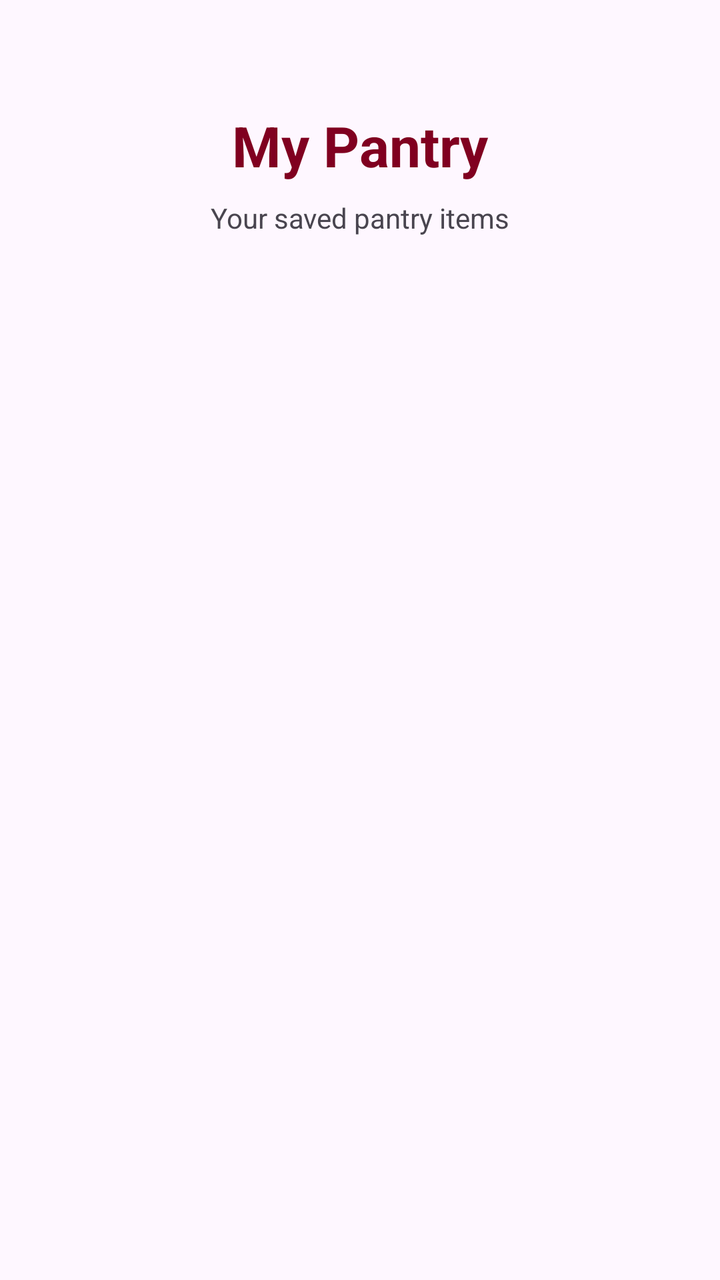
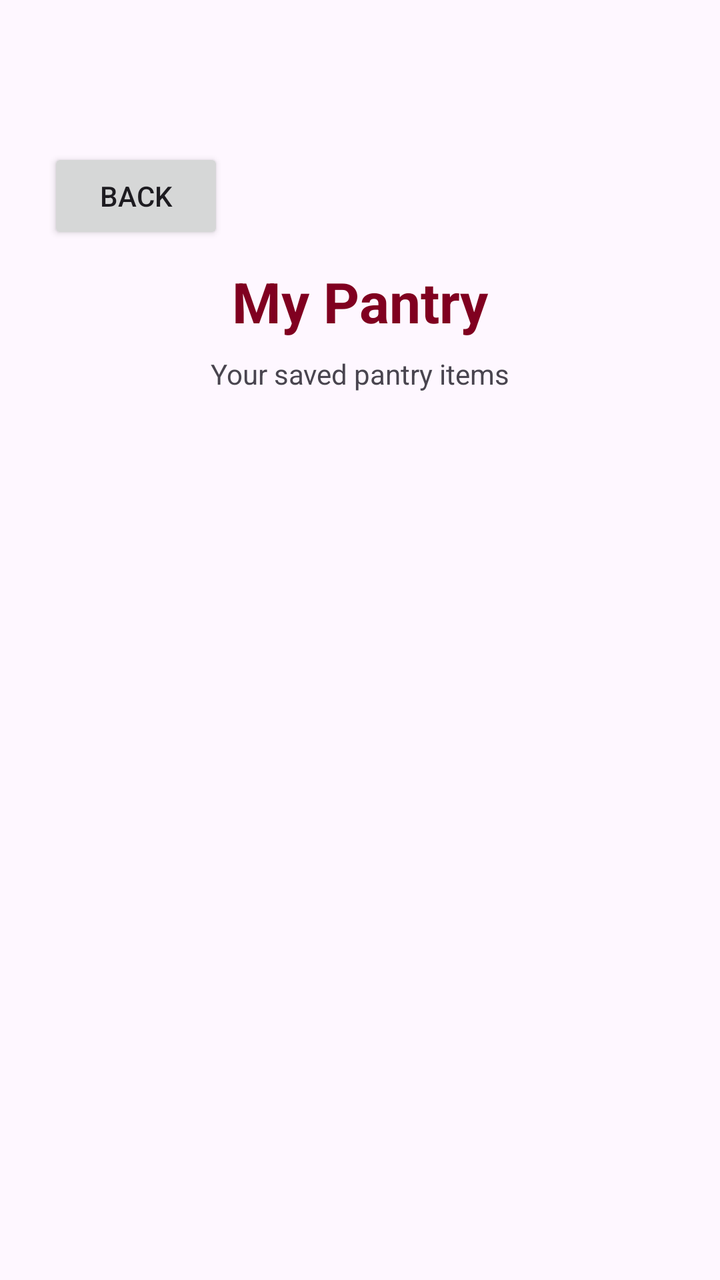

Screens rendered from an Android XML layout before and after an edit, with the pre-edit source and the edit as a unified diff.
<!-- AndroidManifest.xml: application theme Theme.SmartPantryManager -->
<!-- res/layout/activity_my_pantry.xml -->
<?xml version="1.0" encoding="utf-8"?>
<androidx.constraintlayout.widget.ConstraintLayout
    xmlns:android="http://schemas.android.com/apk/res/android"
    xmlns:app="http://schemas.android.com/apk/res-auto"
    android:id="@+id/main"
    android:layout_width="match_parent"
    android:layout_height="match_parent"
    android:padding="24dp">

    <TextView
        android:id="@+id/pantryTitle"
        android:layout_width="wrap_content"
        android:layout_height="wrap_content"
        android:text="My Pantry"
        android:textSize="28sp"
        android:textStyle="bold"
        android:textColor="#800020"
        android:layout_marginTop="30dp"
        app:layout_constraintTop_toTopOf="parent"
        app:layout_constraintStart_toStartOf="parent"
        app:layout_constraintEnd_toEndOf="parent" />

    <TextView
        android:id="@+id/pantrySubtitle"
        android:layout_width="wrap_content"
        android:layout_height="wrap_content"
        android:text="Your saved pantry items"
        android:textSize="14sp"
        android:layout_marginTop="8dp"
        app:layout_constraintTop_toBottomOf="@id/pantryTitle"
        app:layout_constraintStart_toStartOf="parent"
        app:layout_constraintEnd_toEndOf="parent" />

    <ListView
        android:id="@+id/pantryListView"
        android:layout_width="0dp"
        android:layout_height="0dp"
        android:layout_marginTop="24dp"
        app:layout_constraintTop_toBottomOf="@id/pantrySubtitle"
        app:layout_constraintBottom_toBottomOf="parent"
        app:layout_constraintStart_toStartOf="parent"
        app:layout_constraintEnd_toEndOf="parent" />

</androidx.constraintlayout.widget.ConstraintLayout>
<!-- resources referenced by this layout -->
<resources>
  <style name="Theme.SmartPantryManager" parent="Base.Theme.SmartPantryManager" />
  <style name="Base.Theme.SmartPantryManager" parent="Theme.Material3.DayNight.NoActionBar">
          
          
      </style>
</resources>

<!-- the commit's change to res/layout/activity_my_pantry.xml (unified diff, before → after) -->
@@ -7,6 +7,15 @@
     android:layout_height="match_parent"
     android:padding="24dp">
 
+    <Button
+        android:id="@+id/backToHomeButton"
+        android:layout_width="wrap_content"
+        android:layout_height="wrap_content"
+        android:text="Back"
+        android:layout_marginTop="50dp"
+        app:layout_constraintTop_toTopOf="parent"
+        app:layout_constraintStart_toStartOf="parent" />
+
     <TextView
         android:id="@+id/pantryTitle"
         android:layout_width="wrap_content"
@@ -15,8 +24,8 @@
         android:textSize="28sp"
         android:textStyle="bold"
         android:textColor="#800020"
-        android:layout_marginTop="30dp"
-        app:layout_constraintTop_toTopOf="parent"
+        android:layout_marginTop="10dp"
+        app:layout_constraintTop_toBottomOf="@id/backToHomeButton"
         app:layout_constraintStart_toStartOf="parent"
         app:layout_constraintEnd_toEndOf="parent" />
 
